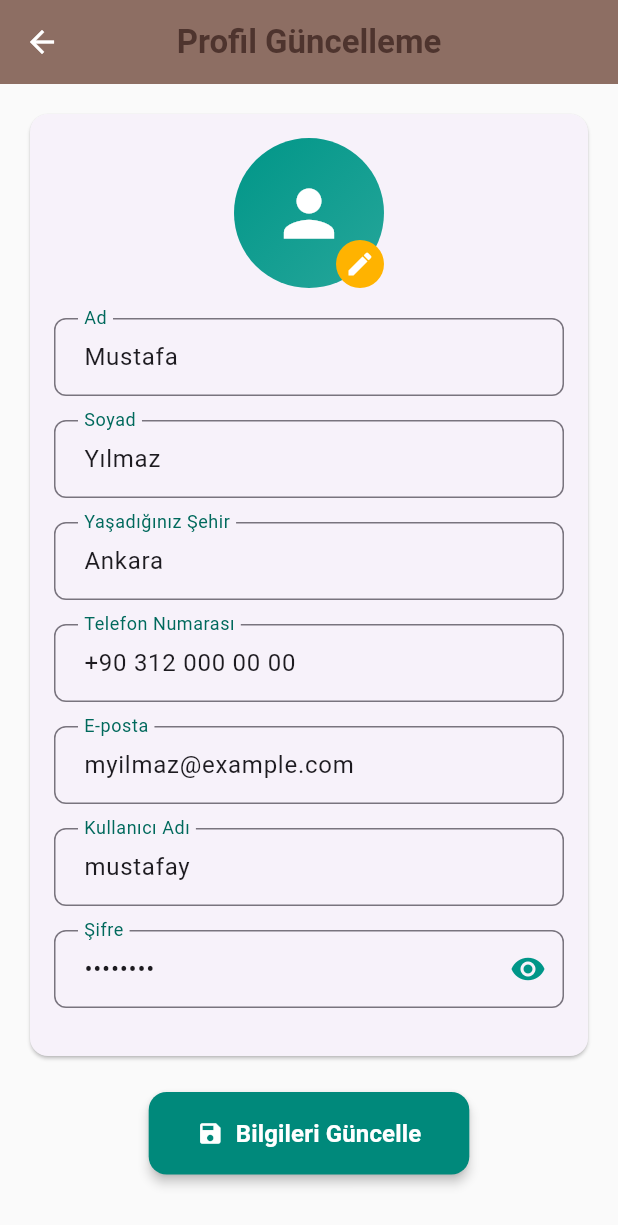
After one commit to bulut1234790/AfetNet, a Flutter app: the screen it shows after launch, after a tap on "Bilgileri Güncelle", on a phone screen of 412 x 824 dp. The commit adds this screen. Shown: the top 1225 px of the screen. Run offline on Flutter 3.47's test engine with Material 3 defaults, Android fonts, the phone set to English and light mode, and no system bars; our stand-ins replace shared_preferences; missing offline and left inert: charset_converter; network calls fail.

Commit message:
Profile Screen güncellendi/Profile Update Screen eklendi

```diff
--- a/lib/main.dart
+++ b/lib/main.dart
@@ -1,6 +1,8 @@
+import 'package:afetnet/screens/education.dart';
 import 'package:afetnet/screens/emergency_contact.dart';
 import 'package:afetnet/screens/forum_screen.dart';
 import 'package:afetnet/screens/profile_screen.dart';
+import 'package:afetnet/screens/profile_update.dart';
 import 'package:afetnet/screens/register_screen1.dart';
 import 'package:afetnet/screens/sign_in_screen.dart';
 import 'package:afetnet/screens/sondepremler.dart';
@@ -18,14 +20,16 @@ class MyApp extends StatelessWidget {
   Widget build(BuildContext context) {
     return MaterialApp(
       title: 'My App',
-      initialRoute: '/register',
+      initialRoute: '/profile',
       routes: {
         '/signin': (context) => SignInScreen(),
         '/register': (context) => RegisterScreen(),
-        '/profile': (context) => AfetNetApp(),
+        '/profile': (context) => ProfileScreen(),
         '/contacts': (context) => EmergencyContactsScreen(),
         '/deprem': (context) => DepremlerSayfasi(),
         '/forum': (context) => ForumScreen(),
+        '/egitim': (context) => EducationPage(),
+        '/profile_update': (context) => ProfileUpdateScreen(),
       },
     );
   }
--- a/lib/screens/profile_screen.dart
+++ b/lib/screens/profile_screen.dart
@@ -1,11 +1,12 @@
+import 'package:afetnet/screens/profile_update.dart';
 import 'package:flutter/material.dart';
 
 void main() {
-  runApp(AfetNetApp());
+  runApp(ProfileScreen());
 }
 
-class AfetNetApp extends StatelessWidget {
-  const AfetNetApp({super.key});
+class ProfileScreen extends StatelessWidget {
+  const ProfileScreen({super.key});
 
   @override
   Widget build(BuildContext context) {
@@ -195,6 +196,43 @@ class AfetNetApp extends StatelessWidget {
                   ),
                 ),
               ),
+
+              // Eklenen "Bilgileri Güncelle" butonu
+              SizedBox(height: 20),
+              ElevatedButton(
+                style: ElevatedButton.styleFrom(
+                  backgroundColor: Colors.teal[600],
+                  padding: EdgeInsets.symmetric(horizontal: 32, vertical: 16),
+                  shape: RoundedRectangleBorder(
+                    borderRadius: BorderRadius.circular(12),
+                  ),
+                  elevation: 3,
+                ),
+                onPressed: () {
+                  Navigator.push(
+                    context,
+                    MaterialPageRoute(
+                      builder: (context) => ProfileUpdateScreen(),
+                    ),
+                  );
+                },
+                child: Row(
+                  mainAxisSize: MainAxisSize.min,
+                  children: [
+                    Icon(Icons.edit, color: Colors.white),
+                    SizedBox(width: 8),
+                    Text(
+                      "Bilgileri Güncelle",
+                      style: TextStyle(
+                        fontSize: 16,
+                        color: Colors.white,
+                        fontWeight: FontWeight.bold,
+                      ),
+                    ),
+                  ],
+                ),
+              ),
+              SizedBox(height: 20),
             ],
           ),
         ),
--- /dev/null
+++ b/lib/screens/profile_update.dart
@@ -0,0 +1,285 @@
+import 'package:flutter/material.dart';
+
+void main() {
+  runApp(ProfileUpdateScreen());
+}
+
+class AfetNetApp extends StatelessWidget {
+  const AfetNetApp({super.key});
+
+  @override
+  Widget build(BuildContext context) {
+    return MaterialApp(
+      title: 'AFETNET',
+      theme: ThemeData(
+        primarySwatch: Colors.teal,
+        hintColor: Colors.amber[600],
+        cardTheme: CardTheme(
+          elevation: 3,
+          shape: RoundedRectangleBorder(
+            borderRadius: BorderRadius.circular(12),
+          ),
+          margin: EdgeInsets.symmetric(vertical: 8),
+        ),
+      ),
+      home: ProfileUpdateScreen(),
+    );
+  }
+}
+
+class ProfileUpdateScreen extends StatefulWidget {
+  @override
+  _ProfileUpdateScreenState createState() => _ProfileUpdateScreenState();
+}
+
+class _ProfileUpdateScreenState extends State<ProfileUpdateScreen> {
+  final _formKey = GlobalKey<FormState>();
+
+  // Kullanıcının mevcut bilgileri (varsayılan değerler)
+  Map<String, String> userInfo = {
+    'Ad': 'Mustafa',
+    'Soyad': 'Yılmaz',
+    'Yaşadığınız Şehir': 'Ankara',
+    'Telefon Numarası': '+90 312 000 00 00',
+    'E-posta': 'myilmaz@example.com',
+    'Kullanıcı Adı': 'mustafay',
+    'Şifre': '********', // Gerçek uygulamada şifre bu şekilde saklanmamalı
+  };
+
+  @override
+  Widget build(BuildContext context) {
+    return Scaffold(
+      appBar: AppBar(
+        title: Text(
+          'Profil Güncelleme',
+          style: TextStyle(
+            fontWeight: FontWeight.bold,
+            color: Color(0xFF4E342E),
+          ),
+        ),
+        centerTitle: true,
+        elevation: 0,
+        backgroundColor: Colors.brown.shade400,
+        leading: IconButton(
+          icon: Icon(Icons.arrow_back, color: Colors.white),
+          onPressed: () => Navigator.pop(context),
+        ),
+      ),
+      backgroundColor: Colors.grey[50],
+      body: SingleChildScrollView(
+        padding: const EdgeInsets.all(16.0),
+        child: Form(
+          key: _formKey,
+          child: Column(
+            children: [
+              Card(
+                child: Padding(
+                  padding: const EdgeInsets.all(16.0),
+                  child: Column(
+                    children: [
+                      _buildProfileImage(),
+                      SizedBox(height: 20),
+                      _buildTextField('Ad', userInfo['Ad']!),
+                      _buildTextField('Soyad', userInfo['Soyad']!),
+                      _buildTextField(
+                        'Yaşadığınız Şehir',
+                        userInfo['Yaşadığınız Şehir']!,
+                      ),
+                      _buildTextField(
+                        'Telefon Numarası',
+                        userInfo['Telefon Numarası']!,
+                      ),
+                      _buildTextField('E-posta', userInfo['E-posta']!),
+                      _buildTextField(
+                        'Kullanıcı Adı',
+                        userInfo['Kullanıcı Adı']!,
+                      ),
+                      _buildPasswordField('Şifre', userInfo['Şifre']!),
+                    ],
+                  ),
+                ),
+              ),
+              SizedBox(height: 20),
+              ElevatedButton(
+                style: ElevatedButton.styleFrom(
+                  backgroundColor: Colors.teal[600],
+                  padding: EdgeInsets.symmetric(horizontal: 32, vertical: 16),
+                  shape: RoundedRectangleBorder(
+                    borderRadius: BorderRadius.circular(12),
+                  ),
+                  elevation: 3,
+                ),
+                onPressed: () {
+                  if (_formKey.currentState!.validate()) {
+                    // Form doğrulama başarılı ise güncelleme işlemi
+                    _showUpdateSuccessDialog();
+                  }
+                },
+                child: Row(
+                  mainAxisSize: MainAxisSize.min,
+                  children: [
+                    Icon(Icons.save, color: Colors.white),
+                    SizedBox(width: 8),
+                    Text(
+                      "Bilgileri Güncelle",
+                      style: TextStyle(
+                        fontSize: 16,
+                        color: Colors.white,
+                        fontWeight: FontWeight.bold,
+                      ),
+                    ),
+                  ],
+                ),
+              ),
+              SizedBox(height: 20),
+            ],
+          ),
+        ),
+      ),
+    );
+  }
+
+  Widget _buildProfileImage() {
+    return Stack(
+      children: [
+        Container(
+          width: 100,
+          height: 100,
+          decoration: BoxDecoration(
+            shape: BoxShape.circle,
+            gradient: LinearGradient(
+              colors: [Colors.teal, Colors.teal[400]!],
+              begin: Alignment.topLeft,
+              end: Alignment.bottomRight,
+            ),
+          ),
+          child: Icon(Icons.person, size: 50, color: Colors.white),
+        ),
+        Positioned(
+          bottom: 0,
+          right: 0,
+          child: Container(
+            padding: EdgeInsets.all(6),
+            decoration: BoxDecoration(
+              color: Colors.amber[600],
+              shape: BoxShape.circle,
+            ),
+            child: Icon(Icons.edit, size: 20, color: Colors.white),
+          ),
+        ),
+      ],
+    );
+  }
+
+  Widget _buildTextField(String label, String initialValue) {
+    return Padding(
+      padding: const EdgeInsets.only(bottom: 16),
+      child: TextFormField(
+        initialValue: initialValue,
+        decoration: InputDecoration(
+          labelText: label,
+          labelStyle: TextStyle(color: Colors.teal[800]),
+          border: OutlineInputBorder(
+            borderRadius: BorderRadius.circular(8),
+            borderSide: BorderSide(color: Colors.teal),
+          ),
+          focusedBorder: OutlineInputBorder(
+            borderRadius: BorderRadius.circular(8),
+            borderSide: BorderSide(color: Colors.teal, width: 2),
+          ),
+          contentPadding: EdgeInsets.symmetric(horizontal: 16, vertical: 14),
+        ),
+        validator: (value) {
+          if (value == null || value.isEmpty) {
+            return 'Bu alan boş bırakılamaz';
+          }
+          return null;
+        },
+        onSaved: (newValue) {
+          userInfo[label] = newValue!;
+        },
+      ),
+    );
+  }
+
+  Widget _buildPasswordField(String label, String initialValue) {
+    bool _obscureText = true;
+
+    return StatefulBuilder(
+      builder: (context, setState) {
+        return Padding(
+          padding: const EdgeInsets.only(bottom: 16),
+          child: TextFormField(
+            initialValue: initialValue,
+            obscureText: _obscureText,
+            decoration: InputDecoration(
+              labelText: label,
+              labelStyle: TextStyle(color: Colors.teal[800]),
+              border: OutlineInputBorder(
+                borderRadius: BorderRadius.circular(8),
+                borderSide: BorderSide(color: Colors.teal),
+              ),
+              focusedBorder: OutlineInputBorder(
+                borderRadius: BorderRadius.circular(8),
+                borderSide: BorderSide(color: Colors.teal, width: 2),
+              ),
+              contentPadding: EdgeInsets.symmetric(
+                horizontal: 16,
+                vertical: 14,
+              ),
+              suffixIcon: IconButton(
+                icon: Icon(
+                  _obscureText ? Icons.visibility : Icons.visibility_off,
+                  color: Colors.teal,
+                ),
+                onPressed: () {
+                  setState(() {
+                    _obscureText = !_obscureText;
+                  });
+                },
+              ),
+            ),
+            validator: (value) {
+              if (value == null || value.isEmpty) {
+                return 'Bu alan boş bırakılamaz';
+              }
+              if (value.length < 6) {
+                return 'Şifre en az 6 karakter olmalıdır';
+              }
+              return null;
+            },
+            onSaved: (newValue) {
+              userInfo[label] = newValue!;
+            },
+          ),
+        );
+      },
+    );
+  }
+
+  void _showUpdateSuccessDialog() {
+    showDialog(
+      context: context,
+      builder:
+          (context) => AlertDialog(
+            title: Row(
+              children: [
+                Icon(Icons.check_circle, color: Colors.teal),
+                SizedBox(width: 8),
+                Text("Başarılı"),
+              ],
+            ),
+            content: Text("Profil bilgileriniz başarıyla güncellendi."),
+            actions: [
+              TextButton(
+                child: Text("Tamam", style: TextStyle(color: Colors.teal)),
+                onPressed: () => Navigator.pop(context),
+              ),
+            ],
+            shape: RoundedRectangleBorder(
+              borderRadius: BorderRadius.circular(12),
+            ),
+          ),
+    );
+  }
+}
--- a/pubspec.yaml
+++ b/pubspec.yaml
@@ -33,6 +33,7 @@ dependencies:
   shared_preferences: ^2.2.2
   keyboard_avoider: ^0.2.0
   html: ^0.15.4
+  url_launcher: ^6.2.6
   # The following adds the Cupertino Icons font to your application.
   # Use with the CupertinoIcons class for iOS style icons.
   cupertino_icons: ^1.0.8
```
Also changed, not shown: lib/screens/education.dart (added, +312 -0 lines), pubspec.lock, 5 other files.
